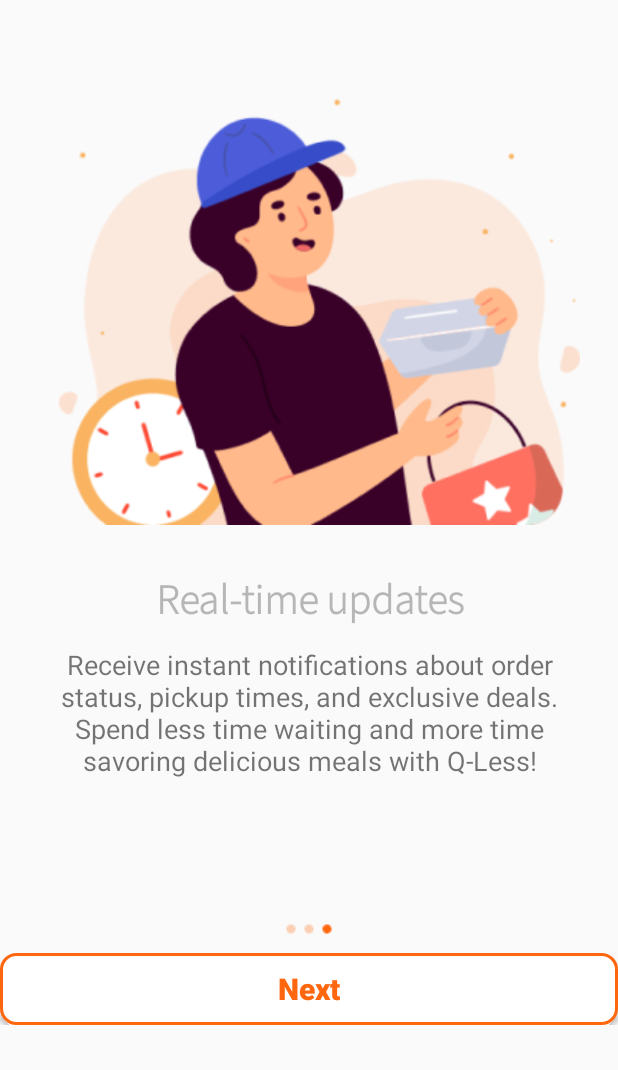
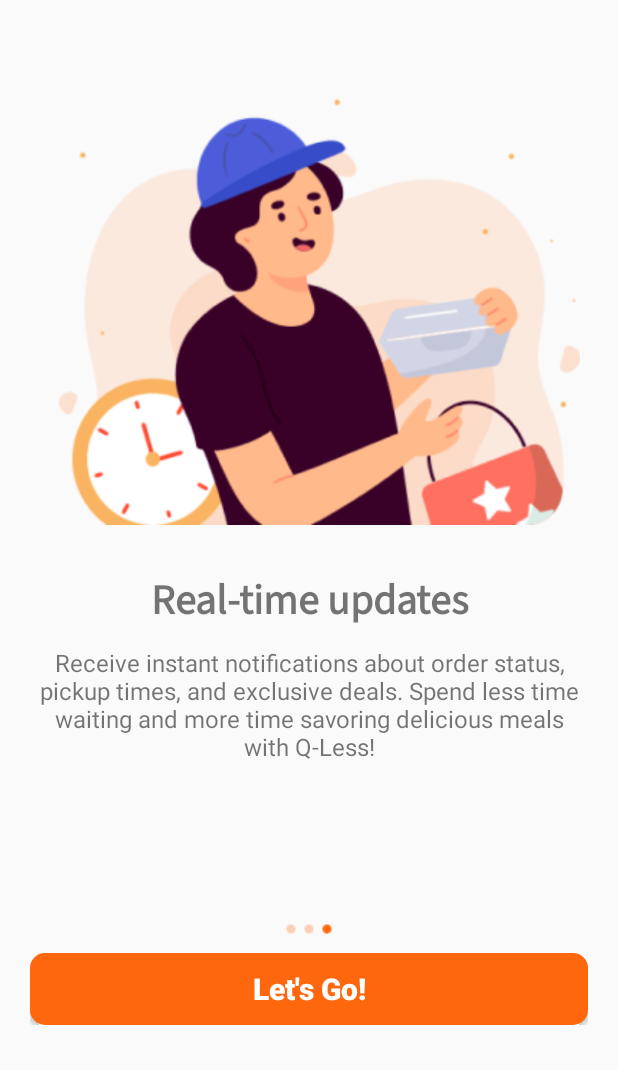
Before and after one commit to Vin11704/Q_less_java, an Android app: the welcome_page_3 screen opened directly, with no data from a screen before it, on a phone screen of 412 x 824 dp, the part 166-1236 px from its top. Run offline under Robolectric (Android 15) with nearby library versions, the phone set to English and light mode, and no system bars; Roboto replaces fonts that are not available here.

Commit message:
welcome page

```diff
--- a/app/src/main/res/drawable/next_button.xml
+++ b/app/src/main/res/drawable/next_button.xml
@@ -1,10 +1,14 @@
 <?xml version="1.0" encoding="utf-8"?>
 
-<shape xmlns:android="http://schemas.android.com/apk/res/android" android:shape="rectangle">
+<shape xmlns:android="http://schemas.android.com/apk/res/android"
+    android:shape="rectangle">
+
     <solid android:color="#FFFFFF"/> <!-- Button fill color -->
+    <corners android:radius="10dp"/> <!-- Rounded corner radius -->
+
+    <!-- Border color and width -->
     <stroke
         android:width="2dp"
-        android:color="@color/q_less__color"/> <!-- Border color and width -->
-    <corners android:radius="10dp"/> <!-- Rounded corner radius -->
+        android:color="@color/q_less__color"/>
 
 </shape>
--- a/app/src/main/res/drawable/rounded_button.xml
+++ b/app/src/main/res/drawable/rounded_button.xml
@@ -1,5 +1,9 @@
+<?xml version="1.0" encoding="utf-8"?>
+
 <shape xmlns:android="http://schemas.android.com/apk/res/android"
     android:shape="rectangle">
-    <corners android:radius="20dp" /> <!-- Adjust the radius value to change the roundness of the corners -->
-    <solid android:color="@color/q_less__color" /> <!-- Replace with your desired button color -->
+
+    <solid android:color="@color/q_less__color" /> <!-- Button fill color -->
+    <corners android:radius="10dp" /> <!-- Rounded corner radius -->
+
 </shape>
--- a/app/src/main/res/font/source_sans_pro_light.xml
+++ b/app/src/main/res/font/source_sans_pro.xml
@@ -2,6 +2,6 @@
 <font-family xmlns:app="http://schemas.android.com/apk/res-auto"
         app:fontProviderAuthority="com.google.android.gms.fonts"
         app:fontProviderPackage="com.google.android.gms"
-        app:fontProviderQuery="name=Source Sans Pro&amp;weight=300"
+        app:fontProviderQuery="Source Sans Pro"
         app:fontProviderCerts="@array/com_google_android_gms_fonts_certs">
 </font-family>
--- a/app/src/main/res/layout/activity_restaurant1_menu1.xml
+++ b/app/src/main/res/layout/activity_restaurant1_menu1.xml
@@ -39,7 +39,7 @@
             android:layout_width="414dp"
             android:layout_height="wrap_content"
             android:layout_gravity="center_horizontal|center"
-            android:fontFamily="@font/source_sans_pro_light"
+            android:fontFamily="@font/source_sans_pro"
             android:gravity="left"
             android:paddingLeft="30dp"
             android:paddingTop="30dp"
@@ -95,7 +95,7 @@
                 android:text="Add To Cart"
                 android:textAllCaps="false"
                 android:textColor="@color/q_less__color"
-                android:textSize="20dp"
+                android:textSize="20sp"
                 android:textStyle="bold"
                 app:layout_constraintStart_toStartOf="parent"
                 app:layout_constraintTop_toTopOf="parent" />
--- a/app/src/main/res/layout/activity_welcome_page3.xml
+++ b/app/src/main/res/layout/activity_welcome_page3.xml
@@ -39,9 +39,8 @@
             android:id="@+id/welcome_3_head"
             android:layout_width="match_parent"
             android:layout_height="wrap_content"
-            android:layout_gravity="center_horizontal|center"
-            android:alpha="0.5"
-            android:fontFamily="@font/source_sans_pro_light"
+            android:layout_gravity="center"
+            android:fontFamily="@font/source_sans_pro"
             android:gravity="center"
             android:paddingTop="30dp"
             android:text="@string/welcome_3_head"
@@ -56,10 +55,10 @@
             android:fontFamily="@font/roboto"
             android:gravity="center"
             android:paddingTop="10dp"
-            android:paddingLeft="30dp"
-            android:paddingRight="30dp"
+            android:paddingLeft="25dp"
+            android:paddingRight="25dp"
             android:text="@string/welcome_3_text"
-            android:textSize="18sp"/>
+            android:textSize="16sp"/>
     </LinearLayout>
 
     <LinearLayout
@@ -68,7 +67,8 @@
         android:orientation="vertical"
         android:layout_gravity="bottom"
         android:layout_alignParentBottom="true"
-        android:paddingBottom="30dp">
+        android:paddingBottom="30dp"
+        android:paddingHorizontal="20dp">
 
         <ImageView
             android:id="@+id/pagination_3"
@@ -81,12 +81,12 @@
             android:id="@+id/next_button"
             android:layout_width="match_parent"
             android:layout_height="wrap_content"
-            android:text="@string/next"
-            android:textColor="@color/q_less__color"
+            android:text="@string/lets_go"
+            android:textColor="@color/white"
             android:textSize="20sp"
             android:textStyle="bold"
             android:textAllCaps="false"
-            android:background="@drawable/next_button"/>
+            android:background="@drawable/rounded_button"/>
 
     </LinearLayout>
 </RelativeLayout>
--- a/app/src/main/res/values/preloaded_fonts.xml
+++ b/app/src/main/res/values/preloaded_fonts.xml
@@ -2,6 +2,6 @@
 <resources>
     <array name="preloaded_fonts" translatable="false">
         <item>@font/roboto</item>
-        <item>@font/source_sans_pro_light</item>
+        <item>@font/source_sans_pro</item>
     </array>
 </resources>
--- a/app/src/main/res/values/strings.xml
+++ b/app/src/main/res/values/strings.xml
@@ -15,6 +15,7 @@
                                 pickup times, and exclusive deals. Spend less time
                                 waiting and more time savoring delicious meals with Q-Less!</string>
     <string name="next">Next</string>
+    <string name="lets_go">Let\'s Go!</string>
     <string name="add_request">Add your request...</string>
 
     <!-- Content Labels for interactive view -->
```
Also changed, not shown: app/src/main/res/drawable/rounded_button_order_summary.xml (+10 -4 lines), app/src/main/res/layout/activity_welcome_page.xml (+8 -8 lines), app/src/main/res/layout/activity_welcome_page2.xml (+9 -9 lines).
